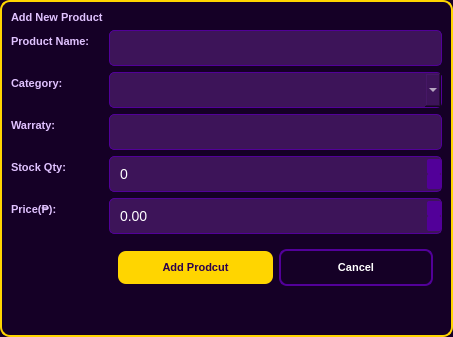
Old version of the form UI/Add_product.ui in the repository codenoobie25/ThunderCats.
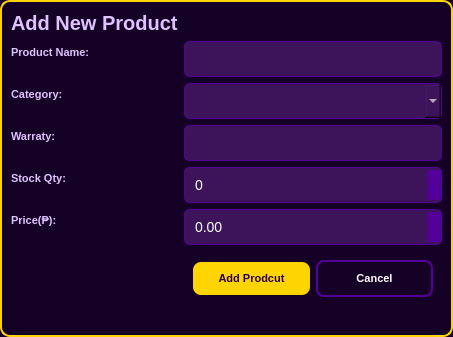
New version of the form. Icons and pictures are not drawn.

The edit to the form file:
```diff
--- a/UI/Add_product.ui
+++ b/UI/Add_product.ui
@@ -27,7 +27,7 @@
     font-weight: bold;
     font-size: 11px;
 }
-QLabel#label1{
+QLabel#header{
 	font-size: 20px;
 }
 QLineEdit, QSpinBox, QDoubleSpinBox, QComboBox {
```
Left out of the diff: 7 changed lines with no effect on the pictures.
